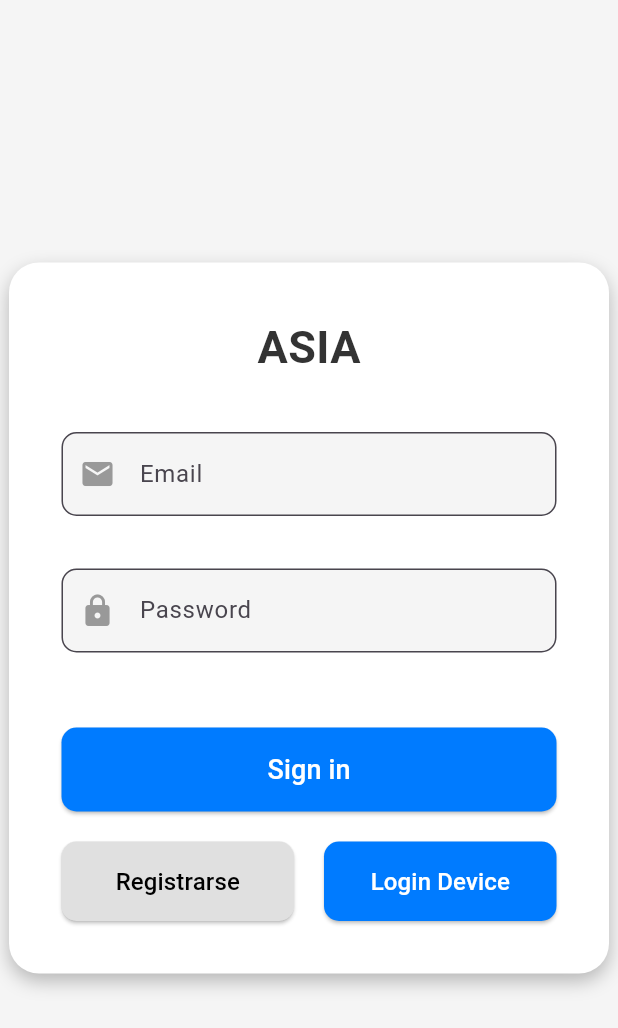
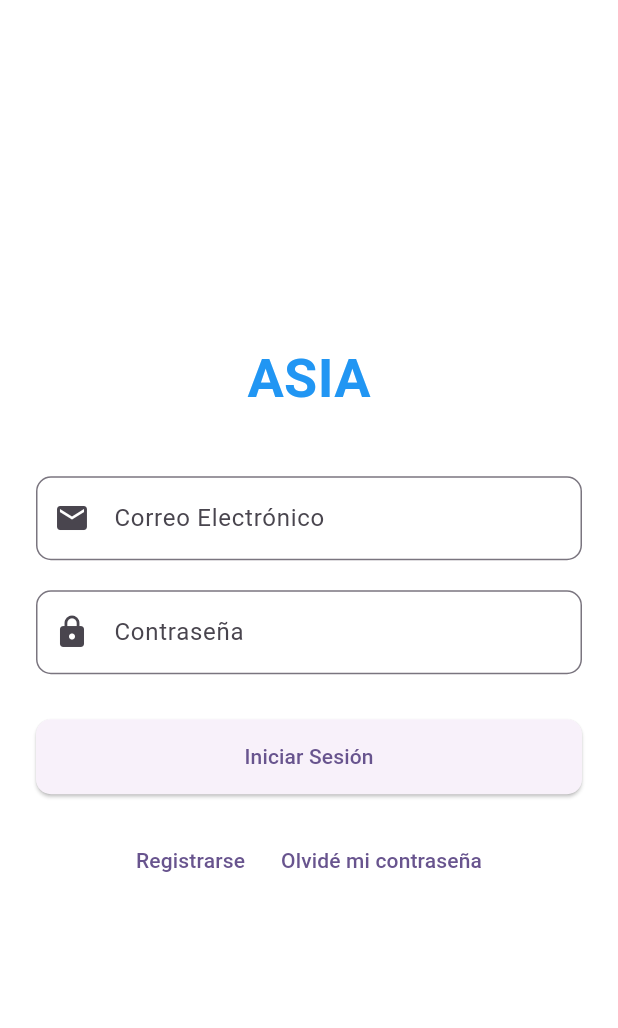
Before and after one commit to stivenloaiza/assistance-registration-flutter, a Flutter app: the screen it shows after launch, on a phone screen of 412 x 824 dp. Shown: the top 1028 px of the screen. Run offline on Flutter 3.47's test engine with Material 3 defaults, Android fonts, the phone set to English and light mode, and no system bars; our stand-ins replace cloud_firestore, firebase_auth, firebase_core, qr_flutter; missing offline and left inert: mobile_scanner, otp; accounts and stored records are empty.

Commit message:
Id login

```diff
--- a/lib/auth/pages/login.dart
+++ b/lib/auth/pages/login.dart
@@ -1,218 +1,206 @@
 import 'package:flutter/material.dart';
+import 'package:firebase_core/firebase_core.dart';
 import 'package:firebase_auth/firebase_auth.dart';
 import 'package:cloud_firestore/cloud_firestore.dart';
+import 'package:provider/provider.dart';
 
+// Provider para manejar el estado global del usuario
+class UserProvider extends ChangeNotifier {
+  User? _currentUser;
+  String? _userRole;
+
+  User? get currentUser => _currentUser;
+  String? get userRole => _userRole;
+
+  void setUser(User? user, String? role) {
+    _currentUser = user;
+    _userRole = role;
+    notifyListeners();
+  }
+
+  void clearUser() {
+    _currentUser = null;
+    _userRole = null;
+    notifyListeners();
+  }
+
+  bool get isLoggedIn => _currentUser != null;
+}
+
+// Página de Login
 class LoginPage extends StatefulWidget {
+  const LoginPage({Key? key}) : super(key: key);
+
   @override
   _LoginPageState createState() => _LoginPageState();
 }
 
 class _LoginPageState extends State<LoginPage> {
-  final FirebaseAuth _auth = FirebaseAuth.instance;
-  final FirebaseFirestore _firestore = FirebaseFirestore.instance;
-
-  // Controladores para email y contraseña
   final TextEditingController _emailController = TextEditingController();
   final TextEditingController _passwordController = TextEditingController();
+  final _formKey = GlobalKey<FormState>();
 
   void _loginUser() async {
+    if (!_formKey.currentState!.validate()) return;
+
     try {
-      UserCredential userCredential = await _auth.signInWithEmailAndPassword(
+      UserCredential userCredential =
+          await FirebaseAuth.instance.signInWithEmailAndPassword(
         email: _emailController.text.trim(),
         password: _passwordController.text.trim(),
       );
+
       User? user = userCredential.user;
 
       if (user != null) {
+        print('User ID: ${user.uid}');
 
-        DocumentReference userDoc =
-            _firestore.collection('users').doc(user.uid);
+        DocumentSnapshot userDoc = await FirebaseFirestore.instance
+            .collection('users')
+            .doc(user.uid)
+            .get();
 
 
-        DocumentSnapshot doc = await userDoc.get();
-        if (doc.exists) {
+        if (userDoc.exists) {
+          String role = userDoc['role'] ?? 'user';
 
-          String nombre = doc['email'];
-          print('Nombre del usuario: $nombre');
+          Provider.of<UserProvider>(context, listen: false).setUser(user, role);
+
+
+          if (role == 'admin') {
+            Navigator.pushReplacementNamed(context, '/admin_dashboard');
           } else {
-          print('No se encontró el documento del usuario en Firestore');
+            Navigator.pushReplacementNamed(context, '/home');
           }
 
-        if (doc.exists) {
-          String role = doc['role'];
+          ScaffoldMessenger.of(context).showSnackBar(
+            const SnackBar(content: Text('Inicio de sesión exitoso')),
+          );
+        } else {
 
-          if (role == 'admin') {
-            Navigator.pushReplacementNamed(context, '/admin_test');
-          } else {
-            Navigator.pushReplacementNamed(context, '/home_test');
+          _showErrorDialog('Perfil de usuario no encontrado');
+        }
+      }
+    } on FirebaseAuthException catch (e) {
+      String errorMessage = 'Error de autenticación';
+      switch (e.code) {
+        case 'user-not-found':
+          errorMessage = 'No se encontró un usuario con este correo';
+          break;
+        case 'wrong-password':
+          errorMessage = 'Contraseña incorrecta';
+          break;
+        case 'invalid-email':
+          errorMessage = 'Correo electrónico inválido';
+          break;
+      }
+      _showErrorDialog(errorMessage);
+    } catch (e) {
+
+      _showErrorDialog('Ocurrió un error inesperado');
     }
   }
 
-        print('Usuario ha iniciado sesión: ${user.email}');
-        ScaffoldMessenger.of(context).showSnackBar(
-          const SnackBar(content: Text('Inicio de sesión exitoso')),
+  void _showErrorDialog(String message) {
+    showDialog(
+      context: context,
+      builder: (ctx) => AlertDialog(
+        title: const Text('Error'),
+        content: Text(message),
+        actions: <Widget>[
+          TextButton(
+            child: const Text('Aceptar'),
+            onPressed: () {
+              Navigator.of(ctx).pop();
+            },
+          )
+        ],
+      ),
     );
-      }
-    } on FirebaseAuthException catch (e) {
-      String message = 'Ocurrió un error. Inténtalo de nuevo.';
-
-      if (e.code == 'user-not-found') {
-        message = 'No se encontró ningún usuario con ese correo electrónico.';
-      } else if (e.code == 'wrong-password') {
-        message = 'La contraseña es incorrecta.';
-      }
-
-      ScaffoldMessenger.of(context).showSnackBar(
-        SnackBar(content: Text(message)),
-      );
-    } catch (e) {
-      print('Error: $e');
-      ScaffoldMessenger.of(context).showSnackBar(
-        const SnackBar(content: Text('Ocurrió un error. Inténtalo de nuevo.')),
-      );
-    }
   }
 
   @override
   Widget build(BuildContext context) {
     return Scaffold(
-      backgroundColor: const Color(0xFFF5F5F5),
+      backgroundColor: Colors.white,
       body: Center(
         child: SingleChildScrollView(
-          child: Container(
-            padding: const EdgeInsets.all(35),
-            constraints: const BoxConstraints(
-              maxWidth: 400,
-              minHeight: 400,
-            ),
-            decoration: BoxDecoration(
-              color: Colors.white,
-              borderRadius: BorderRadius.circular(20),
-              boxShadow: const [
-                BoxShadow(
-                  color: Colors.black26,
-                  blurRadius: 10,
-                  offset: Offset(0, 5),
-                ),
-              ],
-            ),
+          child: Padding(
+            padding: const EdgeInsets.all(24.0),
+            child: Form(
+              key: _formKey,
               child: Column(
-              mainAxisSize: MainAxisSize.min,
-              crossAxisAlignment: CrossAxisAlignment.start,
                 mainAxisAlignment: MainAxisAlignment.center,
                 children: [
-                const Center(
-                  child: Text(
+                  const Text(
                     'ASIA',
                     style: TextStyle(
-                      fontSize: 30,
+                      fontSize: 36,
                       fontWeight: FontWeight.bold,
-                      color: Color(0xFF333333),
+                      color: Colors.blue,
                     ),
                   ),
-                ),
-                const SizedBox(height: 35),
-                // Campo Email
-                TextField(
+                  const SizedBox(height: 40),
+                  TextFormField(
                     controller: _emailController,
                     decoration: InputDecoration(
-                    labelText: 'Email',
+                      labelText: 'Correo Electrónico',
                       border: OutlineInputBorder(
                         borderRadius: BorderRadius.circular(10),
-                      borderSide: const BorderSide(color: Color(0xFFCCCCCC)),
                       ),
-                    filled: true,
-                    fillColor: Colors.grey[100],
-                    prefixIcon:
-                        const Icon(Icons.email, color: Color(0xFF999999)),
+                      prefixIcon: const Icon(Icons.email),
                     ),
+                    validator: (value) {
+                      if (value == null || value.isEmpty) {
+                        return 'Por favor ingresa tu correo';
+                      }
+                      return null;
+                    },
                   ),
-                const SizedBox(height: 35),
-                // Campo Password
-                TextField(
+                  const SizedBox(height: 20),
+                  TextFormField(
                     controller: _passwordController,
                     obscureText: true,
                     decoration: InputDecoration(
-                    labelText: 'Password',
+                      labelText: 'Contraseña',
                       border: OutlineInputBorder(
                         borderRadius: BorderRadius.circular(10),
-                      borderSide: const BorderSide(color: Color(0xFFCCCCCC)),
                       ),
-                    filled: true,
-                    fillColor: Colors.grey[100],
-                    prefixIcon:
-                        const Icon(Icons.lock, color: Color(0xFF999999)),
+                      prefixIcon: const Icon(Icons.lock),
                     ),
+                    validator: (value) {
+                      if (value == null || value.isEmpty) {
+                        return 'Por favor ingresa tu contraseña';
+                      }
+                      return null;
+                    },
                   ),
-                const SizedBox(height: 50),
-                // Botón de inicio de sesión
-                SizedBox(
-                  width: double.infinity,
-                  child: ElevatedButton(
+                  const SizedBox(height: 30),
+                  ElevatedButton(
                     onPressed: _loginUser,
                     style: ElevatedButton.styleFrom(
-                      backgroundColor: const Color(0xFF007BFF),
+                      minimumSize: const Size(double.infinity, 50),
                       shape: RoundedRectangleBorder(
                         borderRadius: BorderRadius.circular(10),
                       ),
-                      padding: const EdgeInsets.symmetric(vertical: 15),
                     ),
-                    child: const Text(
-                      'Sign in',
-                      style: TextStyle(fontSize: 18, color: Colors.white),
+                    child: const Text('Iniciar Sesión'),
                   ),
+                  const SizedBox(height: 20),
+                  Row(
+                    mainAxisAlignment: MainAxisAlignment.center,
+                    children: [
+                      TextButton(
+                        onPressed: () {
+                          Navigator.pushNamed(context, '/register');
+                        },
+                        child: const Text('Registrarse'),
                       ),
-                ),
-
-                const SizedBox(
-                    height:
-                        20),
-                Row(
-                  mainAxisAlignment: MainAxisAlignment.spaceAround,
-                  children: [
-                    // Botón Registrarse
-                    Expanded(
-                      child: ElevatedButton(
+                      TextButton(
                         onPressed: () {
-                          // Navegación registro
-                          Navigator.pushNamed(context,
-                              '/register');
+                          Navigator.pushNamed(context, '/reset_password');
                         },
-                        style: ElevatedButton.styleFrom(
-                          backgroundColor:
-                              Colors.grey[300],
-                          shape: RoundedRectangleBorder(
-                            borderRadius: BorderRadius.circular(10),
-                          ),
-                          padding: const EdgeInsets.symmetric(vertical: 15),
-                        ),
-                        child: const Text(
-                          'Registrarse',
-                          style: TextStyle(fontSize: 16, color: Colors.black),
-                        ),
-                      ),
-                    ),
-                    const SizedBox(width: 20),
-
-                    Expanded(
-                      child: ElevatedButton(
-                        onPressed: () {
-                          // Navegación login
-                          Navigator.pushNamed(context,
-                              '/loginDevice');
-                        },
-                        style: ElevatedButton.styleFrom(
-                          backgroundColor: const Color(0xFF007BFF),
-                          shape: RoundedRectangleBorder(
-                            borderRadius: BorderRadius.circular(10),
-                          ),
-                          padding: const EdgeInsets.symmetric(vertical: 15),
-                        ),
-                        child: const Text(
-                          'Login Device',
-                          style: TextStyle(fontSize: 16, color: Colors.white),
-                        ),
-                      ),
+                        child: const Text('Olvidé mi contraseña'),
                       ),
                     ],
                   ),
@@ -221,6 +209,7 @@ class _LoginPageState extends State<LoginPage> {
             ),
           ),
         ),
+      ),
     );
   }
 }
--- a/lib/main.dart
+++ b/lib/main.dart
@@ -10,42 +10,61 @@ import 'views/services_page.dart';
 import 'package:flutter/material.dart';
 import 'package:firebase_core/firebase_core.dart';
 import 'firebase_options.dart';
+import 'auth/pages/login.dart';
+import 'package:provider/provider.dart';
+
+
 
 void main() async {
   WidgetsFlutterBinding.ensureInitialized();
   await Firebase.initializeApp(
     options: DefaultFirebaseOptions.currentPlatform,
   );
-  runApp(const MyApp());
+
+  runApp( MyApp());
 }
 
 class MyApp extends StatelessWidget {
-  const MyApp({super.key});
+  final Future<FirebaseApp> _initialization = Firebase.initializeApp();
+
+  MyApp({Key? key}) : super(key: key);
 
   @override
   Widget build(BuildContext context) {
-    return MaterialApp(
+    return FutureBuilder(
+      future: _initialization,
+      builder: (context, snapshot) {
+        if (snapshot.connectionState == ConnectionState.done) {
+          return MultiProvider(
+            providers: [
+              ChangeNotifierProvider(create: (context) => UserProvider()),
+            ],
+            child: MaterialApp(
               debugShowCheckedModeBanner: false,
               title: 'Asia',
               theme: ThemeData(
                 colorScheme: ColorScheme.fromSeed(seedColor: Colors.deepPurple),
                 useMaterial3: true,
               ),
-      initialRoute: '/login', // Define la ruta inicial
+              initialRoute: '/login',
               routes: {
-        '/': (context) =>  LoginPage(),
+                '/': (context) => LoginPage(),
                 '/register': (context) => RegisterPage(),
                 '/login': (context) => LoginPage(),
-        '/loginDevice' : (context) => login_devices(),
-        '/admin_test' : (context) => AdminTest(),
-        '/home_test' : (context) => HomeTest(),
+                '/loginDevice': (context) => login_devices(),
+                '/admin_test': (context) => AdminTest(),
+                '/home_test': (context) => HomeTest(),
                 // '/notifications': (context) => NotificationsScreen(),
                 // '/': (context) => ServicesPage(),
+              },
+            ),
+          );
+        }
+        return const CircularProgressIndicator();
       },
     );
   }
 }
-
 class MyHomePage extends StatefulWidget {
   const MyHomePage({super.key, required this.title});
 
--- a/pubspec.yaml
+++ b/pubspec.yaml
@@ -31,7 +31,7 @@ dependencies:
   flutter:
     sdk: flutter
 
-
+  provider: ^6.0.5
   cupertino_icons: ^1.0.8
   firebase_core: ^3.8.0  # Cambiar a esta versión
     # Versión más reciente de Firestore
```
Also changed, not shown: pubspec.lock. Lines whose indentation alone changed are shown as unchanged.
